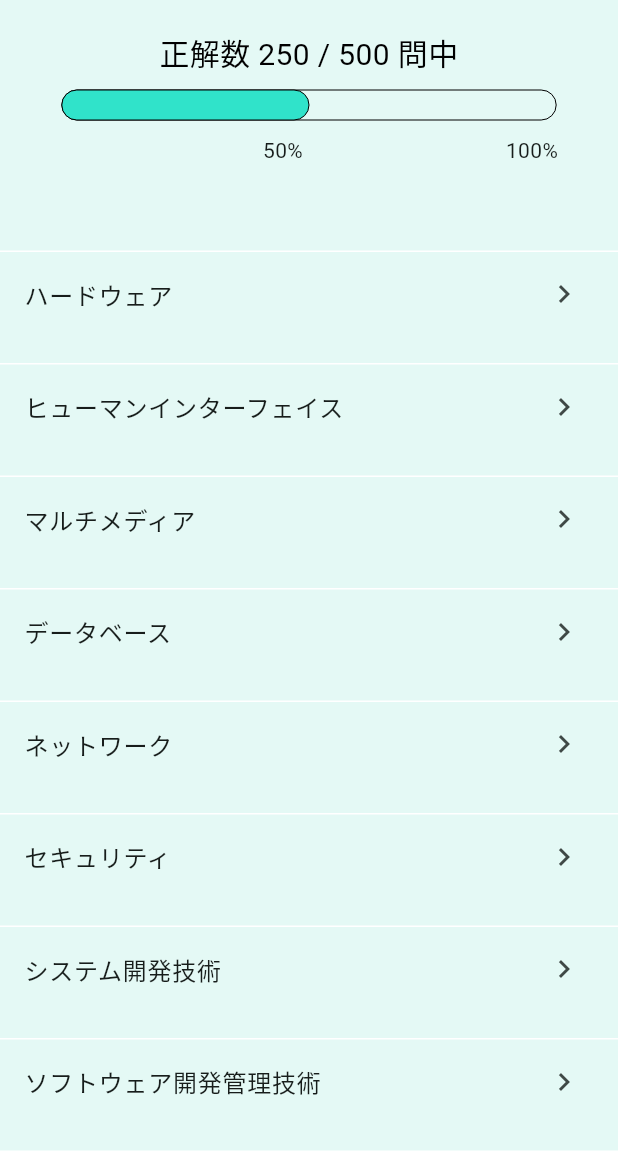
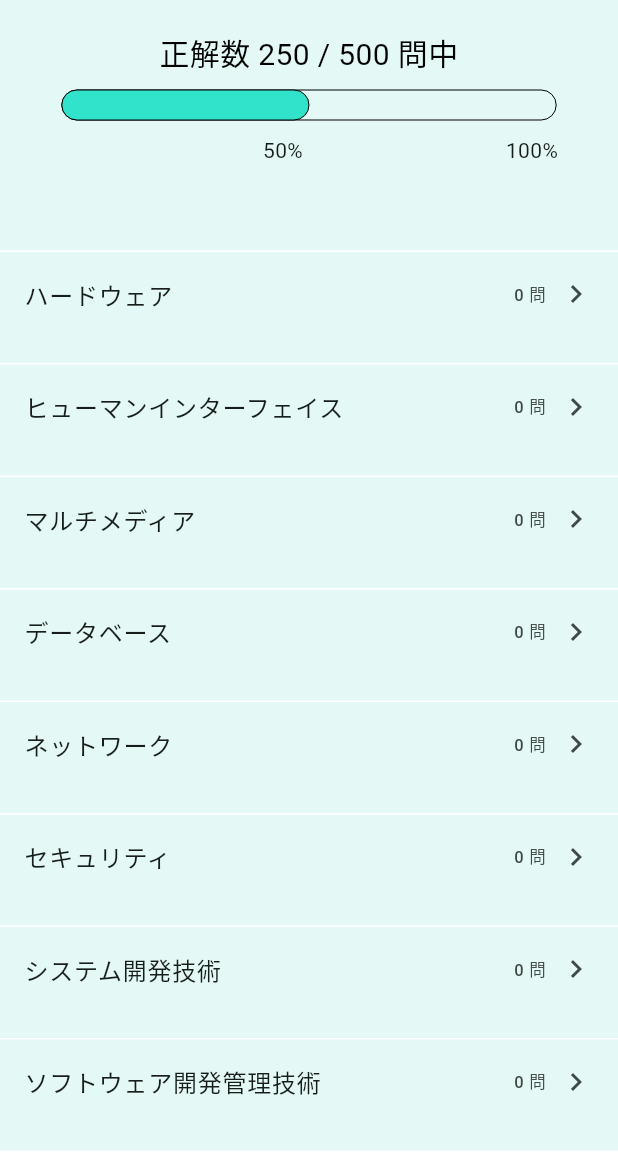
Before and after one commit to HANAUTA/2024_hal_fe_app, a Flutter app: the CategoryPage screen opened directly, scrolled down 412 dp, on a phone screen of 412 x 824 dp, the part 84-1236 px from its top. Run offline on Flutter 3.47's test engine with Material 3 defaults, Android fonts, the phone set to English and light mode, and no system bars; our stand-ins replace cloud_firestore, firebase_core; accounts and stored records are empty.

Commit message:
それぞれのジャンルが難問あるかを表示from firebase

```diff
--- a/lib/pages/category_page.dart
+++ b/lib/pages/category_page.dart
@@ -10,8 +10,21 @@ class CategoryPage extends StatefulWidget {
 }
 
 class _CategoryPageState extends State<CategoryPage> {
-
-  Map<String, List<dynamic>> seriesMap = {}; // series_nameごとのリストを保存するマップ
+  Map<String, List<dynamic>> seriesMap = {
+    "基礎理論": [],
+    "アルゴリズムとプログラミング": [],
+    "コンピュータの構成要素": [],
+    "システムの構成要素": [],
+    "ソフトウェア": [],
+    "ハードウェア": [],
+    "ヒューマンインターフェイス": [],
+    "マルチメディア": [],
+    "データベース": [],
+    "ネットワーク": [],
+    "セキュリティ": [],
+    "システム開発技術": [],
+    "ソフトウェア開発管理技術": []
+  }; // series_nameごとのリストを保存するマップ
 
   // Firestoreからデータを取得し、series_nameごとに分類
   Future<void> fetchQuestion() async {
@@ -28,15 +41,14 @@ class _CategoryPageState extends State<CategoryPage> {
       List<dynamic> quizDataList = datas['quizDataList'] as List<dynamic>;
 
       // quizDataListをseries_nameごとに分類
-      Map<String, List<dynamic>> tempSeriesMap = {};
+      Map<String, List<dynamic>> tempSeriesMap = {...seriesMap}; // 初期値をコピーして保持
       for (var quizData in quizDataList) {
         String seriesName = quizData['series_name'];
 
         // series_nameが既に存在するかを確認し、リストに追加
-        if (!tempSeriesMap.containsKey(seriesName)) {
-          tempSeriesMap[seriesName] = [];
+        if (tempSeriesMap.containsKey(seriesName)) {
+          tempSeriesMap[seriesName]!.add(quizData);
         }
-        tempSeriesMap[seriesName]!.add(quizData);
       }
 
       setState(() {
@@ -47,8 +59,6 @@ class _CategoryPageState extends State<CategoryPage> {
       print(seriesMap.keys);
     }
   }
-
-
 
   final String categoryName = "テクノロジ系"; // 後で動的に変える
   static const double blockHeight = 75.0;
@@ -82,11 +92,13 @@ class _CategoryPageState extends State<CategoryPage> {
     super.initState();
     // 進捗計算を行う
     progress = correctAnswers / totalQuestions;
-    fetchQuestion();
+    fetchQuestion(); // データ取得
   }
 
   @override
   Widget build(BuildContext context) {
+
+
     return Scaffold(
       appBar: AppBar(
         centerTitle: true,
@@ -99,8 +111,7 @@ class _CategoryPageState extends State<CategoryPage> {
         backgroundColor: Theme.of(context).colorScheme.inversePrimary,
         title: const Text('カテゴリ詳細'),
       ),
-      body: SafeArea(
-        child: Container(
+      body: Container(
         color: const Color(0xFFE4F9F5), // SafeAreaの背景色を設定
         child: Column(
           children: [
@@ -164,6 +175,9 @@ class _CategoryPageState extends State<CategoryPage> {
               child: ListView.builder(
                 itemCount: categoryMap[categoryName]!.length,
                 itemBuilder: (context, index) {
+                  String category = categoryMap[categoryName]![index];
+                  int itemCount = seriesMap[category]?.length ?? 0;
+
                   return Container(
                     height: blockHeight,
                     decoration: const BoxDecoration(
@@ -175,6 +189,7 @@ class _CategoryPageState extends State<CategoryPage> {
                       ),
                     ),
                     child: ListTile(
+                      contentPadding: const EdgeInsets.symmetric(horizontal: 16.0), // 左右のパディングを設定
                       onTap: () {
                         Navigator.push(
                           context,
@@ -183,8 +198,15 @@ class _CategoryPageState extends State<CategoryPage> {
                           ),
                         );
                       },
-                        title: Text(categoryMap[categoryName]![index]), // 各カテゴリー名を表示
-                        trailing: const Icon(Icons.keyboard_arrow_right),
+                      title: Text(category), // 各カテゴリー名を表示
+                      trailing: Row(
+                        mainAxisSize: MainAxisSize.min, // アイコンとテキストのサイズを調整
+                        children: [
+                          Text('$itemCount 問'), // 各ジャンルの数を表示
+                          const SizedBox(width: 8), // アイコンとの間隔
+                          const Icon(Icons.keyboard_arrow_right), // 右矢印アイコン
+                        ],
+                      ),
                     ),
                   );
                 },
@@ -193,7 +215,6 @@ class _CategoryPageState extends State<CategoryPage> {
           ],
         ),
       ),
-      ),
     );
   }
 }
```
Lines whose indentation alone changed are shown as unchanged.
